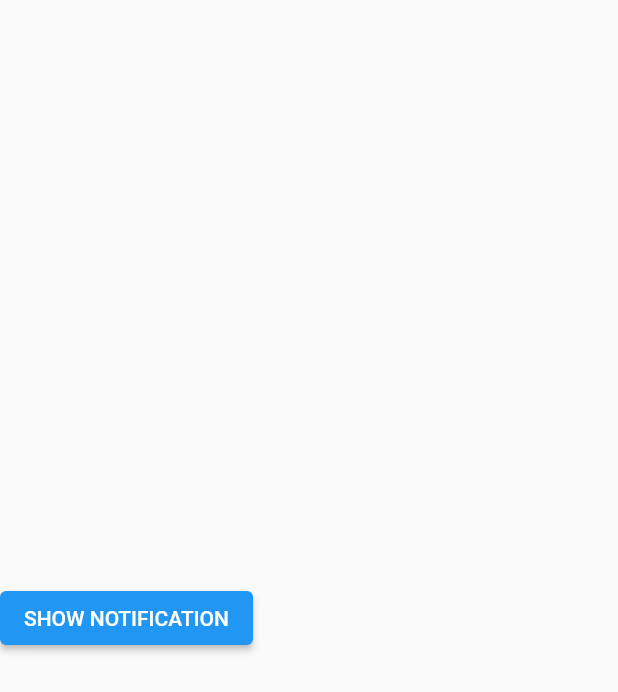
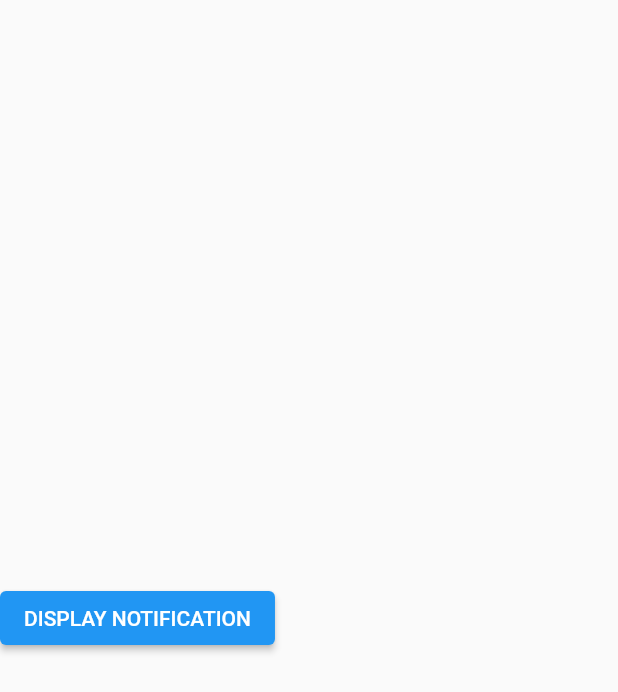
Before and after one commit to tauqeerkhattak/test_notifications, a Flutter app: the screen it shows after launch, on a phone screen of 412 x 824 dp. Shown: the top 692 px of the screen. Run offline on Flutter 3.47's test engine with Material 2 defaults, Android fonts, the phone set to English and light mode, and no system bars; our stand-ins replace cloud_firestore, firebase_core, flutter_local_notifications; missing offline and left inert: flutter_background_service; accounts and stored records are empty.

```diff
--- a/lib/screens/home.dart
+++ b/lib/screens/home.dart
@@ -26,7 +26,7 @@ class _HomeState extends State<Home> {
               await BackgroundService.start();
             },
             child: const Text(
-              'SHOW NOTIFICATION',
+              'DISPLAY NOTIFICATION',
             ),
           ),
         ],
```
